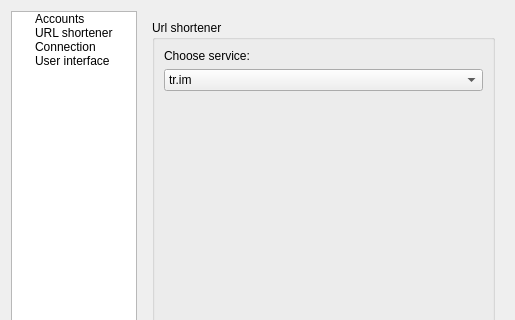
Before: the Qt Designer form branches/ng/src/OptionsDialog.ui in asolfre/qwit, drawn with Qt 5; both pictures show x 0 to 515 and y 0 to 320 of the 515 by 541 pixel window.
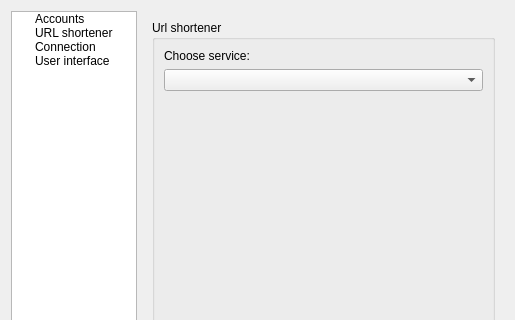
After: the same form once the commit is applied.

Commit message: Improved url-shorteners support and some other small fixes

```diff
--- a/branches/ng/src/OptionsDialog.ui
+++ b/branches/ng/src/OptionsDialog.ui
@@ -665,18 +665,7 @@
                  </widget>
                 </item>
                 <item>
-                 <widget class="QComboBox" name="urlShortenerComboBox">
-                  <item>
-                   <property name="text">
-                    <string>tr.im</string>
-                   </property>
-                  </item>
-                  <item>
-                   <property name="text">
-                    <string>murl.kz</string>
-                   </property>
-                  </item>
-                 </widget>
+                 <widget class="QComboBox" name="urlShortenersComboBox"/>
                 </item>
                 <item>
                  <spacer name="verticalSpacer_7">
```
The commit also changes 20 other files.
